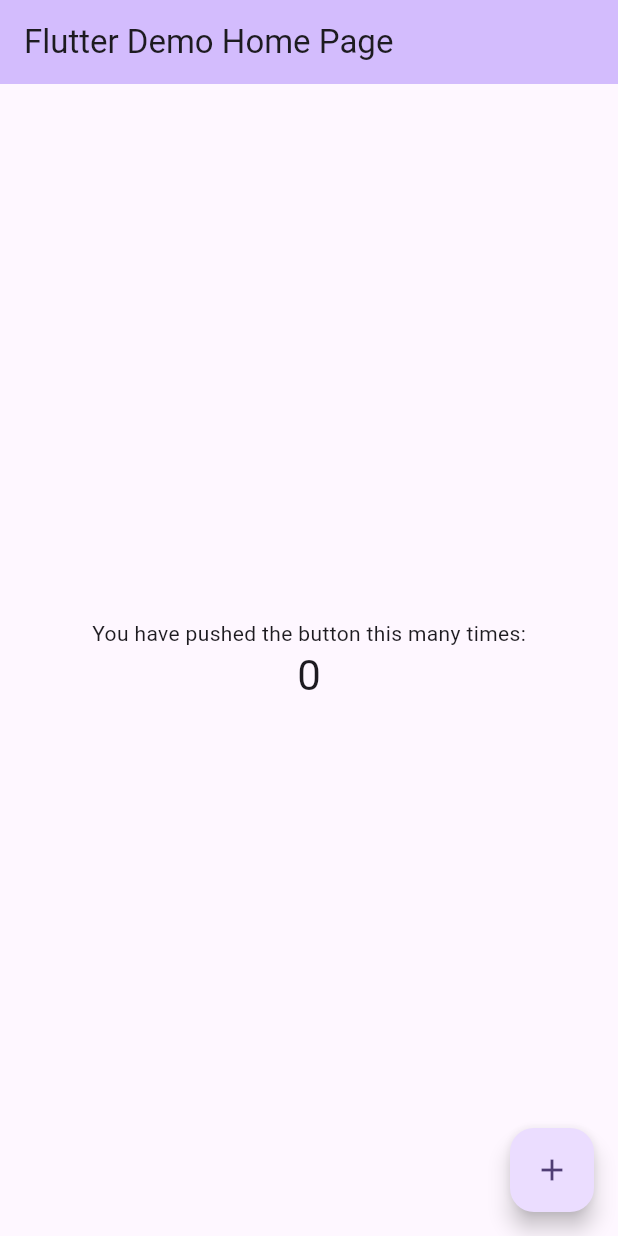
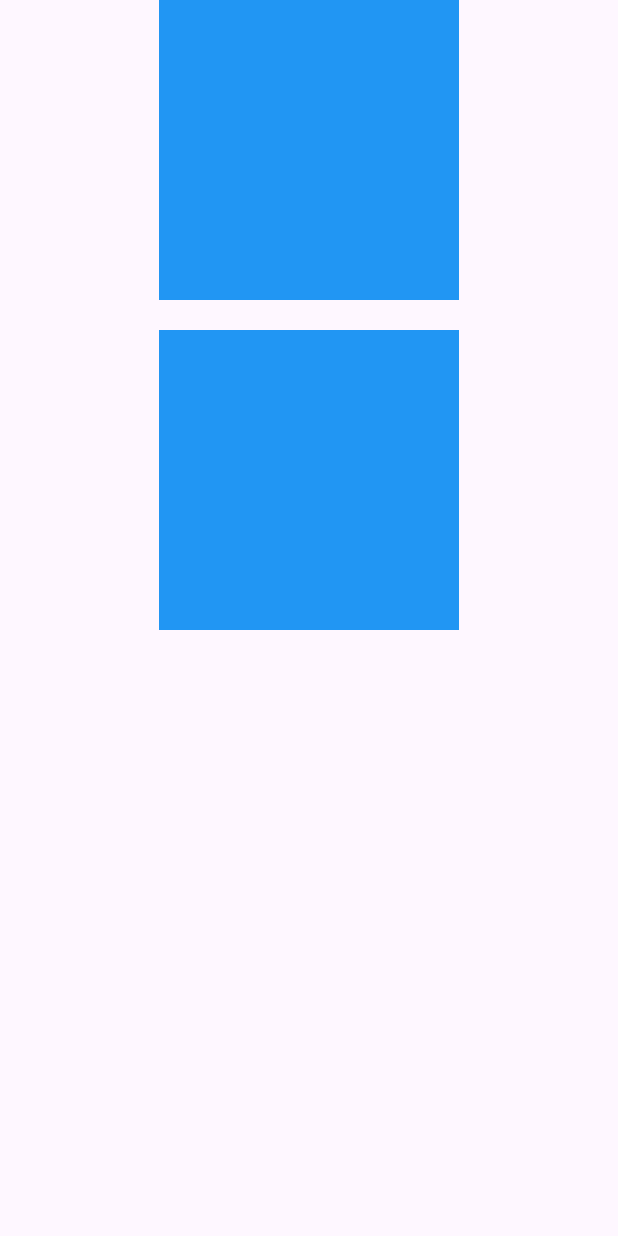
Before and after one commit to bk-software/flutter-course, a Flutter app: the screen it shows after launch, on a phone screen of 412 x 824 dp. Run offline on Flutter 3.47's test engine with Material 3 defaults, Android fonts, the phone set to English and light mode, and no system bars.

Commit message:
add some states examples

```diff
--- /dev/null
+++ b/lib/examples/state_examples/flip_card.dart
@@ -0,0 +1,59 @@
+import 'package:flutter/material.dart';
+
+class MemoryCardApp extends StatelessWidget {
+  const MemoryCardApp({super.key});
+
+  @override
+  Widget build(BuildContext context) {
+    return const MaterialApp(
+      home: Scaffold(body: MemoryCard()),
+    );
+  }
+}
+
+class MemoryCard extends StatefulWidget {
+  const MemoryCard({super.key});
+
+  @override
+  State<MemoryCard> createState() => _MemoryCardState();
+}
+
+class _MemoryCardState extends State<MemoryCard> {
+  bool _isFlipped = false;
+
+  @override
+  Widget build(BuildContext context) {
+    return GestureDetector(
+      child: _isFlipped ? const BackCard() : const FrontCard(),
+      onTap: () {
+        setState(() {
+          _isFlipped = !_isFlipped;
+        });
+      },
+    );
+  }
+}
+
+class FrontCard extends StatelessWidget {
+  const FrontCard({
+    super.key,
+  });
+
+  @override
+  Widget build(BuildContext context) {
+    return Center(
+        child: Container(width: 200, height: 200, color: Colors.blue));
+  }
+}
+
+class BackCard extends StatelessWidget {
+  const BackCard({
+    super.key,
+  });
+
+  @override
+  Widget build(BuildContext context) {
+    return Center(
+        child: Container(width: 200, height: 200, color: Colors.green));
+  }
+}
--- /dev/null
+++ b/lib/examples/state_examples/game_board_example.dart
@@ -0,0 +1,86 @@
+import 'package:flutter/material.dart';
+
+class MemoryGameApp extends StatelessWidget {
+  const MemoryGameApp({super.key});
+
+  @override
+  Widget build(BuildContext context) {
+    return const MaterialApp(
+      home: Scaffold(body: GameBoard()),
+    );
+  }
+}
+
+class GameBoard extends StatefulWidget {
+  const GameBoard({super.key});
+
+  @override
+  State<GameBoard> createState() => _GameBoardState();
+}
+
+class _GameBoardState extends State<GameBoard> {
+  List<bool> flippedCards = [false, false];
+
+  void flipCard(int index) {
+    setState(() {
+      flippedCards[index] = !flippedCards[index];
+    });
+  }
+
+  @override
+  Widget build(BuildContext context) {
+    return Column(
+      children: [
+        MemoryCard(index: 0, isFlipped: flippedCards[0], flipCard: flipCard),
+        const SizedBox(height: 20),
+        MemoryCard(index: 1, isFlipped: flippedCards[1], flipCard: flipCard),
+      ],
+    );
+  }
+}
+
+class MemoryCard extends StatelessWidget {
+  final int index;
+  final bool isFlipped;
+  final void Function(int index) flipCard;
+
+  const MemoryCard(
+      {required this.index,
+      required this.isFlipped,
+      super.key,
+      required this.flipCard});
+
+  @override
+  Widget build(BuildContext context) {
+    return GestureDetector(
+      child: isFlipped ? const BackCard() : const FrontCard(),
+      onTap: () {
+        flipCard(index);
+      },
+    );
+  }
+}
+
+class FrontCard extends StatelessWidget {
+  const FrontCard({
+    super.key,
+  });
+
+  @override
+  Widget build(BuildContext context) {
+    return Center(
+        child: Container(width: 200, height: 200, color: Colors.blue));
+  }
+}
+
+class BackCard extends StatelessWidget {
+  const BackCard({
+    super.key,
+  });
+
+  @override
+  Widget build(BuildContext context) {
+    return Center(
+        child: Container(width: 200, height: 200, color: Colors.green));
+  }
+}
--- a/lib/main.dart
+++ b/lib/main.dart
@@ -1,125 +1,10 @@
+import 'package:class_examples/examples/state_examples/counter_example.dart';
+import 'package:class_examples/examples/state_examples/flip_card.dart';
+import 'package:class_examples/examples/state_examples/game_board_example.dart';
 import 'package:flutter/material.dart';
 
 void main() {
-  runApp(const MyApp());
+  //runApp(const MyCounterApp());
+  //runApp(const MemoryCardApp());
+  runApp(const MemoryGameApp());
 }
-
-class MyApp extends StatelessWidget {
-  const MyApp({super.key});
-
-  // This widget is the root of your application.
-  @override
-  Widget build(BuildContext context) {
-    return MaterialApp(
-      title: 'Flutter Demo',
-      theme: ThemeData(
-        // This is the theme of your application.
-        //
-        // TRY THIS: Try running your application with "flutter run". You'll see
-        // the application has a purple toolbar. Then, without quitting the app,
-        // try changing the seedColor in the colorScheme below to Colors.green
-        // and then invoke "hot reload" (save your changes or press the "hot
-        // reload" button in a Flutter-supported IDE, or press "r" if you used
-        // the command line to start the app).
-        //
-        // Notice that the counter didn't reset back to zero; the application
-        // state is not lost during the reload. To reset the state, use hot
-        // restart instead.
-        //
-        // This works for code too, not just values: Most code changes can be
-        // tested with just a hot reload.
-        colorScheme: ColorScheme.fromSeed(seedColor: Colors.deepPurple),
-        useMaterial3: true,
-      ),
-      home: const MyHomePage(title: 'Flutter Demo Home Page'),
-    );
-  }
-}
-
-class MyHomePage extends StatefulWidget {
-  const MyHomePage({super.key, required this.title});
-
-  // This widget is the home page of your application. It is stateful, meaning
-  // that it has a State object (defined below) that contains fields that affect
-  // how it looks.
-
-  // This class is the configuration for the state. It holds the values (in this
-  // case the title) provided by the parent (in this case the App widget) and
-  // used by the build method of the State. Fields in a Widget subclass are
-  // always marked "final".
-
-  final String title;
-
-  @override
-  State<MyHomePage> createState() => _MyHomePageState();
-}
-
-class _MyHomePageState extends State<MyHomePage> {
-  int _counter = 0;
-
-  void _incrementCounter() {
-    setState(() {
-      // This call to setState tells the Flutter framework that something has
-      // changed in this State, which causes it to rerun the build method below
-      // so that the display can reflect the updated values. If we changed
-      // _counter without calling setState(), then the build method would not be
-      // called again, and so nothing would appear to happen.
-      _counter++;
-    });
-  }
-
-  @override
-  Widget build(BuildContext context) {
-    // This method is rerun every time setState is called, for instance as done
-    // by the _incrementCounter method above.
-    //
-    // The Flutter framework has been optimized to make rerunning build methods
-    // fast, so that you can just rebuild anything that needs updating rather
-    // than having to individually change instances of widgets.
-    return Scaffold(
-      appBar: AppBar(
-        // TRY THIS: Try changing the color here to a specific color (to
-        // Colors.amber, perhaps?) and trigger a hot reload to see the AppBar
-        // change color while the other colors stay the same.
-        backgroundColor: Theme.of(context).colorScheme.inversePrimary,
-        // Here we take the value from the MyHomePage object that was created by
-        // the App.build method, and use it to set our appbar title.
-        title: Text(widget.title),
-      ),
-      body: Center(
-        // Center is a layout widget. It takes a single child and positions it
-        // in the middle of the parent.
-        child: Column(
-          // Column is also a layout widget. It takes a list of children and
-          // arranges them vertically. By default, it sizes itself to fit its
-          // children horizontally, and tries to be as tall as its parent.
-          //
-          // Column has various properties to control how it sizes itself and
-          // how it positions its children. Here we use mainAxisAlignment to
-          // center the children vertically; the main axis here is the vertical
-          // axis because Columns are vertical (the cross axis would be
-          // horizontal).
-          //
-          // TRY THIS: Invoke "debug painting" (choose the "Toggle Debug Paint"
-          // action in the IDE, or press "p" in the console), to see the
-          // wireframe for each widget.
-          mainAxisAlignment: MainAxisAlignment.center,
-          children: <Widget>[
-            const Text(
-              'You have pushed the button this many times:',
-            ),
-            Text(
-              '$_counter',
-              style: Theme.of(context).textTheme.headlineMedium,
-            ),
-          ],
-        ),
-      ),
-      floatingActionButton: FloatingActionButton(
-        onPressed: _incrementCounter,
-        tooltip: 'Increment',
-        child: const Icon(Icons.add),
-      ), // This trailing comma makes auto-formatting nicer for build methods.
-    );
-  }
-}
```
Also changed, not shown: lib/examples/state_examples/counter_example.dart (added, +43 -0 lines).
